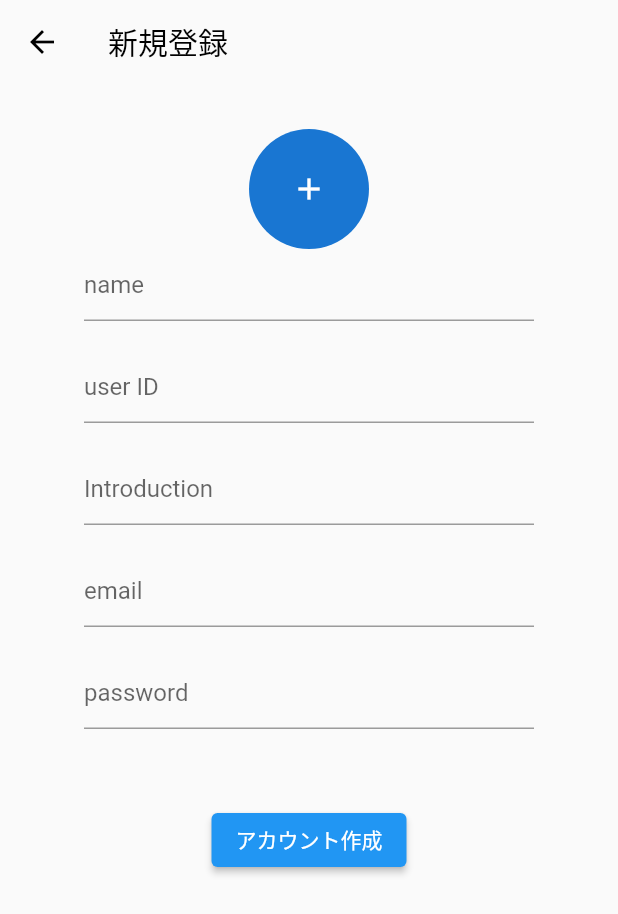
After one commit to takumi3110/udemy_flutter, a Flutter app: the CreateAccountPage screen opened directly, after a tap on "アカウント作成", on a phone screen of 412 x 824 dp. The commit adds this screen. Shown: the top 914 px of the screen. Run offline on Flutter 3.47's test engine with Material 2 defaults, Android fonts, the phone set to English and light mode, and no system bars.

Commit message:
add: create account

```diff
--- /dev/null
+++ b/lib/view/start_up/create_account_page.dart
@@ -0,0 +1,107 @@
+import 'package:flutter/material.dart';
+
+class CreateAccountPage extends StatefulWidget {
+  const CreateAccountPage({super.key});
+
+  @override
+  State<CreateAccountPage> createState() => _CreateAccountPageState();
+}
+
+class _CreateAccountPageState extends State<CreateAccountPage> {
+  TextEditingController nameController = TextEditingController();
+  TextEditingController userIdController = TextEditingController();
+  TextEditingController selfIntroductionController = TextEditingController();
+  TextEditingController emailController = TextEditingController();
+  TextEditingController passController = TextEditingController();
+
+  @override
+  Widget build(BuildContext context) {
+    return Scaffold(
+      appBar: AppBar(
+        backgroundColor: Colors.transparent,
+        elevation: 0,
+        iconTheme: IconThemeData(color: Colors.black),
+        title: Text('新規登録', style: TextStyle(color: Colors.black),),
+      ),
+      body: SingleChildScrollView(
+        child: Container(
+          width: double.infinity,
+          child: Column(
+            children: [
+              const SizedBox(height: 30,),
+              const CircleAvatar(
+                radius: 40,
+                child: Icon(Icons.add),
+              ),
+              Container(
+                width: 300,
+                child: TextField(
+                  controller: nameController,
+                    decoration: const InputDecoration(
+                      hintText: 'name'
+                    ),
+                ),
+              ),
+              Padding(
+                padding: const EdgeInsets.symmetric(vertical: 20),
+                child: Container(
+                  width: 300,
+                  child: TextField(
+                    controller: userIdController,
+                    decoration: const InputDecoration(
+                        hintText: 'user ID'
+                    ),
+                  ),
+                ),
+              ),
+              Container(
+                width: 300,
+                child: TextField(
+                  controller: selfIntroductionController,
+                  decoration: const InputDecoration(
+                      hintText: 'Introduction'
+                  ),
+                ),
+              ),
+              Container(
+                width: 300,
+                child: Padding(
+                  padding: const EdgeInsets.symmetric(vertical: 20),
+                  child: TextField(
+                    controller: emailController,
+                    decoration: const InputDecoration(
+                        hintText: 'email'
+                    ),
+                  ),
+                ),
+              ),
+              Container(
+                width: 300,
+                child: TextField(
+                  controller: passController,
+                  decoration: const InputDecoration(
+                      hintText: 'password'
+                  ),
+                ),
+              ),
+              const SizedBox(height: 50,),
+              ElevatedButton(
+                  onPressed: () {
+                if (nameController.text.isNotEmpty
+                    && userIdController.text.isNotEmpty
+                && selfIntroductionController.text.isNotEmpty
+                && emailController.text.isNotEmpty
+                && passController.text.isNotEmpty
+                ) {
+                  Navigator.pop(context);
+                }
+              },
+                  child: Text('アカウント作成')
+              )
+            ],
+          ),
+        ),
+      )
+    );
+  }
+}
--- a/lib/view/start_up/login_page.dart
+++ b/lib/view/start_up/login_page.dart
@@ -1,5 +1,6 @@
 import 'package:flutter/gestures.dart';
 import 'package:flutter/material.dart';
+import 'package:udemy/view/start_up/create_account_page.dart';
 
 import '../screen.dart';
 
@@ -45,7 +46,7 @@ class _LoginPageState extends State<LoginPage> {
                   ),
                 ),
               ),
-              SizedBox(height: 10,),
+              const SizedBox(height: 10,),
               RichText(
                   text: TextSpan(
                     style: const TextStyle(color: Colors.black),
@@ -55,7 +56,7 @@ class _LoginPageState extends State<LoginPage> {
                         text: 'こちら',
                         style: const TextStyle(color: Colors.blue),
                         recognizer: TapGestureRecognizer()..onTap = () {
-                          print('アカウント作成');
+                          Navigator.push(context, MaterialPageRoute(builder: (context) => CreateAccountPage()));
                         }
                       )
                     ]
```
